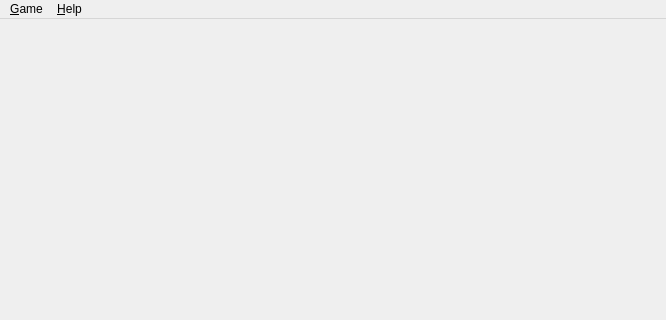
First picture: the form in src/client/mainwindow.ui, repository kubos741/kbang, before the edit; both pictures show x 0 to 666 and y 0 to 320 of the 666 by 664 pixel window.
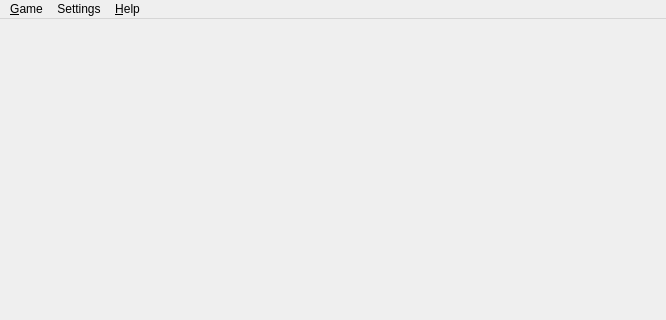
Second picture: the form after the edit. Icons and pictures are not drawn. Custom widgets are drawn as their Qt base class.

```diff
--- a/src/client/mainwindow.ui
+++ b/src/client/mainwindow.ui
@@ -661,7 +661,7 @@
      <x>0</x>
      <y>0</y>
      <width>666</width>
-     <height>21</height>
+     <height>22</height>
     </rect>
    </property>
    <property name="autoFillBackground">
@@ -685,7 +685,15 @@
     </property>
     <addaction name="actionAbout"/>
    </widget>
+   <widget class="QMenu" name="menuSettings">
+    <property name="title">
+     <string>Settings</string>
+    </property>
+    <addaction name="actionCardSizeUp"/>
+    <addaction name="actionCardSizeDown"/>
+   </widget>
    <addaction name="menuGame"/>
+   <addaction name="menuSettings"/>
    <addaction name="menuHelp"/>
   </widget>
   <action name="actionConnectToServer">
```
Left out of the diff: 16 changed lines with no effect on the pictures.
